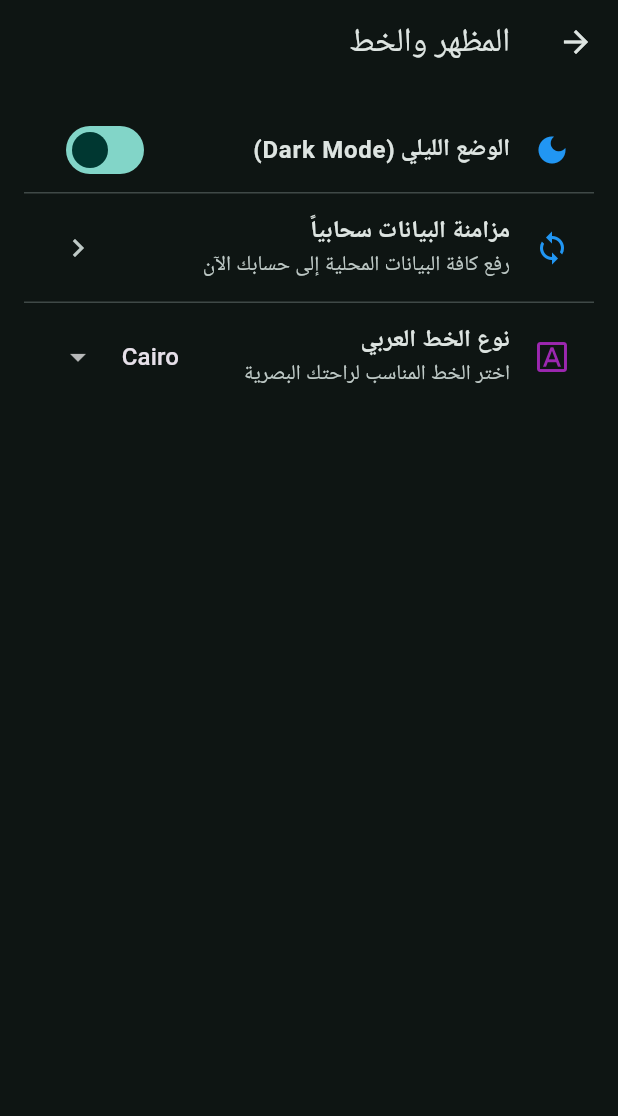
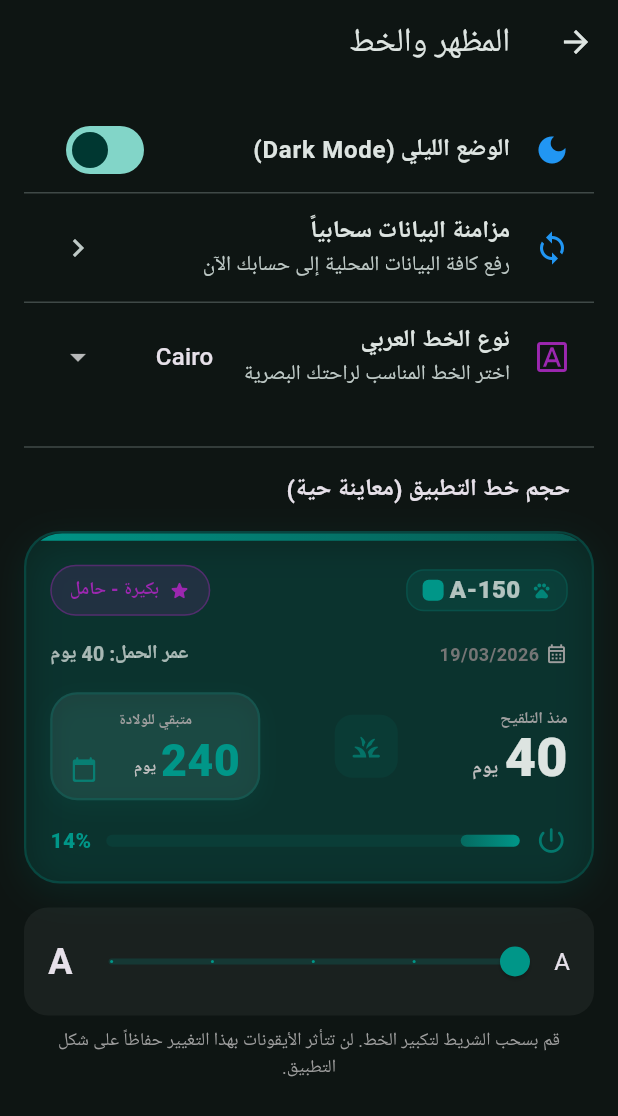
Before and after one commit to tarkalzyn-blip/SESTIM, a Flutter app: the AppearanceSettingsPage screen opened directly, after a tap on "الوضع الليلي (Dark Mode)", on a phone screen of 412 x 824 dp. Shown: the top 1116 px of the screen. Run offline on Flutter 3.47's test engine with Material 3 defaults, Android fonts, the phone set to English and light mode, and no system bars; our stand-ins replace audioplayers, cloud_firestore, connectivity_plus, firebase_auth, firebase_core, fl_chart and 11 more; missing offline and left inert: app_settings; accounts and stored records are empty; Roboto replaces fonts that are missing (Cairo).

Commit message:
تاريخ 28   4 الساعة 12

```diff
--- a/lib/main.dart
+++ b/lib/main.dart
@@ -8,6 +8,7 @@ import 'package:google_fonts/google_fonts.dart';
 import 'package:cow_pregnancy/providers/theme_provider.dart';
 import 'package:firebase_core/firebase_core.dart';
 import 'package:cow_pregnancy/screens/auth_wrapper.dart';
+import 'package:cow_pregnancy/screens/splash_screen.dart';
 import 'firebase_options.dart'; // ستحتاج لتشغيل flutterfire configure لتوليد هذا الملف
 
 void main() async {
@@ -23,14 +24,45 @@ void main() async {
   }
 
   // Initialize Hive
+  try {
     await Hive.initFlutter();
+    try {
       Hive.registerAdapter(CowAdapter());
+    } catch (e) {
+      debugPrint("Adapter already registered: $e");
+    }
+
+    try {
       await Hive.openBox<Cow>('cows');
-  await Hive.openBox('notes_box'); // New box for notes
+    } catch (e) {
+      debugPrint("Error opening cows box: $e");
+      await Hive.deleteBoxFromDisk('cows');
+      await Hive.openBox<Cow>('cows');
+    }
+
+    try {
+      await Hive.openBox('notes_box');
+    } catch (e) {
+      await Hive.deleteBoxFromDisk('notes_box');
+      await Hive.openBox('notes_box');
+    }
+
+    try {
       await Hive.openBox('settings');
+    } catch (e) {
+      await Hive.deleteBoxFromDisk('settings');
+      await Hive.openBox('settings');
+    }
+  } catch (e) {
+    debugPrint("Hive initialization failed: $e");
+  }
 
   // Initialize Notifications
+  try {
     await NotificationService().init();
+  } catch (e) {
+    debugPrint("Notification init failed: $e");
+  }
 
   runApp(const ProviderScope(child: MyApp()));
 }
@@ -42,12 +74,21 @@ class MyApp extends ConsumerWidget {
   Widget build(BuildContext context, WidgetRef ref) {
     final isDarkMode = ref.watch(themeProvider);
     final fontFamily = ref.watch(fontProvider);
+    final textScale = ref.watch(fontScaleProvider);
 
     TextTheme getTextTheme(TextTheme base) {
-      if (fontFamily == 'Tajawal') {
+      switch (fontFamily) {
+        case 'Tajawal':
           return GoogleFonts.tajawalTextTheme(base);
+        case 'Almarai':
+          return GoogleFonts.almaraiTextTheme(base);
+        case 'Traditional':
+          return GoogleFonts.notoNaskhArabicTextTheme(base);
+        case 'Changa':
+          return GoogleFonts.changaTextTheme(base);
+        default:
+          return GoogleFonts.cairoTextTheme(base);
       }
-      return GoogleFonts.cairoTextTheme(base);
     }
 
     return MaterialApp(
@@ -76,9 +117,14 @@ class MyApp extends ConsumerWidget {
         useMaterial3: true,
         textTheme: getTextTheme(ThemeData.dark().textTheme),
       ),
-      home: const AuthWrapper(),
+      home: const SplashScreen(),
       builder: (context, child) {
-        return Directionality(textDirection: TextDirection.rtl, child: child!);
+        return MediaQuery(
+          data: MediaQuery.of(context).copyWith(
+            textScaler: TextScaler.linear(textScale),
+          ),
+          child: Directionality(textDirection: TextDirection.rtl, child: child!),
+        );
       },
     );
   }
--- a/lib/screens/settings_screen.dart
+++ b/lib/screens/settings_screen.dart
@@ -11,6 +11,8 @@ import 'package:cow_pregnancy/screens/about_screen.dart';
 import 'package:cow_pregnancy/providers/edit_access_provider.dart';
 import 'package:cow_pregnancy/providers/settings_provider.dart';
 import 'package:flutter_colorpicker/flutter_colorpicker.dart';
+import 'package:cow_pregnancy/models/cow_model.dart';
+import 'package:cow_pregnancy/widgets/cow_card.dart';
 
 class SettingsScreen extends ConsumerWidget {
   const SettingsScreen({super.key});
@@ -294,6 +296,15 @@ class AppearanceSettingsPage extends ConsumerWidget {
   Widget build(BuildContext context, WidgetRef ref) {
     final isDark = ref.watch(themeProvider);
     final currentFont = ref.watch(fontProvider);
+    final fontScale = ref.watch(fontScaleProvider);
+
+    final previewCow = Cow(
+      id: 'A-150',
+      inseminationDate: DateTime.now().subtract(const Duration(days: 40)),
+      colorValue: Colors.teal.value,
+      isInseminated: true,
+      history: [],
+    );
 
     return Scaffold(
       appBar: AppBar(title: const Text('المظهر والخط')),
@@ -354,10 +365,66 @@ class AppearanceSettingsPage extends ConsumerWidget {
               items: [
                 'Cairo',
                 'Tajawal',
+                'Almarai',
+                'Traditional',
+                'Changa',
               ].map((f) => DropdownMenuItem(value: f, child: Text(f))).toList(),
               onChanged: (val) {
                 if (val != null) ref.read(fontProvider.notifier).setFont(val);
               },
+            ),
+          ),
+          const SizedBox(height: 16),
+          const Divider(),
+          const SizedBox(height: 8),
+          const Padding(
+            padding: EdgeInsets.symmetric(horizontal: 16.0),
+            child: Text(
+              'حجم خط التطبيق (معاينة حية)',
+              style: TextStyle(fontWeight: FontWeight.bold, fontSize: 16),
+            ),
+          ),
+          const SizedBox(height: 16),
+          // Preview Card
+          IgnorePointer(
+            child: CowCard(cow: previewCow),
+          ),
+          const SizedBox(height: 16),
+          // Font Scale Slider
+          Container(
+            padding: const EdgeInsets.symmetric(vertical: 12, horizontal: 16),
+            decoration: BoxDecoration(
+              color: isDark ? Colors.white.withOpacity(0.05) : Colors.grey.withOpacity(0.05),
+              borderRadius: BorderRadius.circular(16),
+            ),
+            child: Row(
+              children: [
+                const Text('A', style: TextStyle(fontSize: 16)),
+                Expanded(
+                  child: Slider(
+                    value: fontScale,
+                    min: 1.0,
+                    max: 1.4,
+                    divisions: 4,
+                    label: '${(fontScale * 100).toInt()}%',
+                    activeColor: Colors.teal,
+                    inactiveColor: Colors.teal.withOpacity(0.2),
+                    onChanged: (val) {
+                      ref.read(fontScaleProvider.notifier).setScale(val);
+                    },
+                  ),
+                ),
+                const Text('A', style: TextStyle(fontSize: 24, fontWeight: FontWeight.bold)),
+              ],
+            ),
+          ),
+          const SizedBox(height: 8),
+          const Padding(
+            padding: EdgeInsets.symmetric(horizontal: 16.0),
+            child: Text(
+              'قم بسحب الشريط لتكبير الخط. لن تتأثر الأيقونات بهذا التغيير حفاظاً على شكل التطبيق.',
+              style: TextStyle(fontSize: 12, color: Colors.grey),
+              textAlign: TextAlign.center,
             ),
           ),
         ],
--- a/lib/utils/app_settings.dart
+++ b/lib/utils/app_settings.dart
@@ -48,6 +48,9 @@ class AppSettings {
   static String get fontFamily => _box.get('fontFamily', defaultValue: 'Cairo');
   static Future<void> setFontFamily(String val) => _box.put('fontFamily', val);
 
+  static double get fontScale => _box.get('fontScale', defaultValue: 1.0);
+  static Future<void> setFontScale(double val) => _box.put('fontScale', val);
+
   static String get notificationSound =>
       _box.get('notificationSound', defaultValue: 'default_sound');
   static Future<void> setNotificationSound(String val) =>
--- a/pubspec.yaml
+++ b/pubspec.yaml
@@ -92,6 +92,7 @@ flutter:
 
   # To add assets to your application, add an assets section, like this:
   assets:
+    - assets/app_icon.png
     - assets/sounds/tick.mp3
     - assets/sounds/tick_1.mp3
     - assets/sounds/tick_2.mp3
```
Also changed, not shown: lib/providers/theme_provider.dart (+14 -0 lines), lib/screens/splash_screen.dart (added, +128 -0 lines), lib/services/notification_service.dart (+7 -1 lines). Lines whose indentation alone changed are shown as unchanged.
